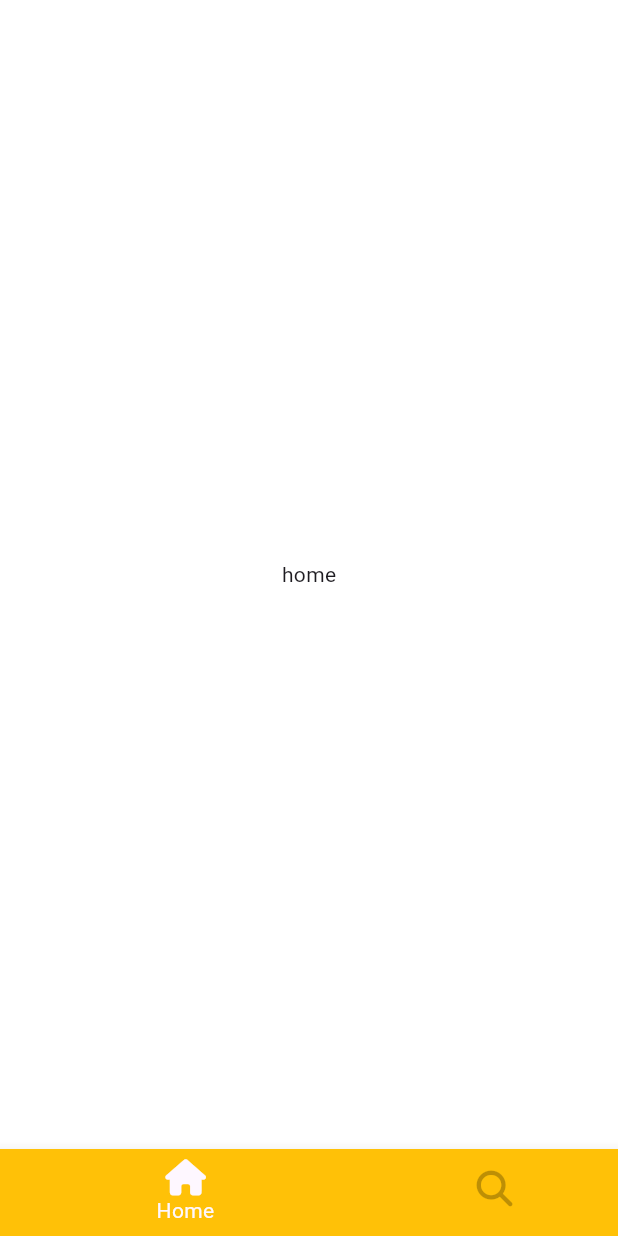
After one commit to Abdul-lembariti/tiktok_clone, a Flutter app: the screen it shows after launch, on a phone screen of 412 x 824 dp. The commit adds this screen. Run offline on Flutter 3.47's test engine with Material 3 defaults, Android fonts, the phone set to English and light mode, and no system bars; our stand-ins replace font_awesome_flutter.

Commit message:
#4.4 AnimatedCrossFade - #5.2 BottomNavigationBar

```diff
--- a/lib/features/authentication/email_screen.dart
+++ b/lib/features/authentication/email_screen.dart
@@ -1,5 +1,4 @@
 import 'package:flutter/material.dart';
-import 'package:flutter/widgets.dart';
 import 'package:tiktok_clone/constants/gaps.dart';
 import 'package:tiktok_clone/constants/sizes.dart';
 import 'package:tiktok_clone/features/authentication/password_screen.dart';
--- a/lib/features/authentication/login_form_screen.dart
+++ b/lib/features/authentication/login_form_screen.dart
@@ -14,10 +14,13 @@ class LoginFormScreen extends StatelessWidget {
     if (_formKey.currentState != null) {
       if (_formKey.currentState!.validate()) {
         _formKey.currentState!.save();
-        Navigator.of(context).push(
+        Navigator.of(context).pushAndRemoveUntil(
           MaterialPageRoute(
             builder: (context) => const InterestScreen(),
           ),
+          (route) {
+            return false;
+          },
         );
       }
     }
--- a/lib/features/authentication/signup.dart
+++ b/lib/features/authentication/signup.dart
@@ -19,6 +19,7 @@ class SignUpScreen extends StatelessWidget {
     Navigator.of(context).push(
       MaterialPageRoute(
         builder: (context) => const Username(),
+
       ),
     );
   }
--- /dev/null
+++ b/lib/features/tab_navigation/main_navigation.dart
@@ -0,0 +1,56 @@
+import 'package:flutter/material.dart';
+import 'package:font_awesome_flutter/font_awesome_flutter.dart';
+
+class MainNavigation extends StatefulWidget {
+  const MainNavigation({super.key});
+
+  @override
+  State<MainNavigation> createState() => _MainNavigationState();
+}
+
+class _MainNavigationState extends State<MainNavigation> {
+  int _selectedIndex = 0;
+
+  void _onTap(int index) {
+    setState(() {
+      _selectedIndex = index;
+    });
+  }
+
+  final screens = [
+    const Center(
+      child: Text('home'),
+    ),
+    const Center(
+      child: Text('search'),
+    ),
+  ];
+
+  @override
+  Widget build(BuildContext context) {
+    return Scaffold(
+      body: screens[_selectedIndex],
+      bottomNavigationBar: BottomNavigationBar(
+        type: BottomNavigationBarType.shifting,
+        currentIndex: _selectedIndex,
+        onTap: _onTap,
+        // selectedItemColor: Theme.of(context).primaryColor,
+        unselectedItemColor: Colors.black26,
+        items: const [
+          BottomNavigationBarItem(
+            icon: FaIcon(FontAwesomeIcons.house),
+            label: 'Home',
+            tooltip: 'navigator to home',
+            backgroundColor: Colors.amber,
+          ),
+          BottomNavigationBarItem(
+            icon: FaIcon(FontAwesomeIcons.magnifyingGlass),
+            label: 'Search',
+            tooltip: 'what are u',
+            backgroundColor: Colors.purple,
+          ),
+        ],
+      ),
+    );
+  }
+}
--- a/lib/main.dart
+++ b/lib/main.dart
@@ -1,7 +1,6 @@
 import 'package:flutter/material.dart';
 import 'package:tiktok_clone/constants/sizes.dart';
-import 'package:tiktok_clone/features/authentication/signup.dart';
-import 'package:tiktok_clone/features/onboarding/interest_screen.dart';
+import 'package:tiktok_clone/features/tab_navigation/main_navigation.dart';
 
 void main() {
   runApp(const TikTokApp());
@@ -28,7 +27,7 @@ class TikTokApp extends StatelessWidget {
           ),
         ),
       ),
-      home: const InterestScreen(),
+      home: const MainNavigation(),
     );
   }
 }
```
Also changed, not shown: lib/features/authentication/birtday_screen.dart (+8 -2 lines), lib/features/onboarding/tutorila_screen.dart (+95 -61 lines).
